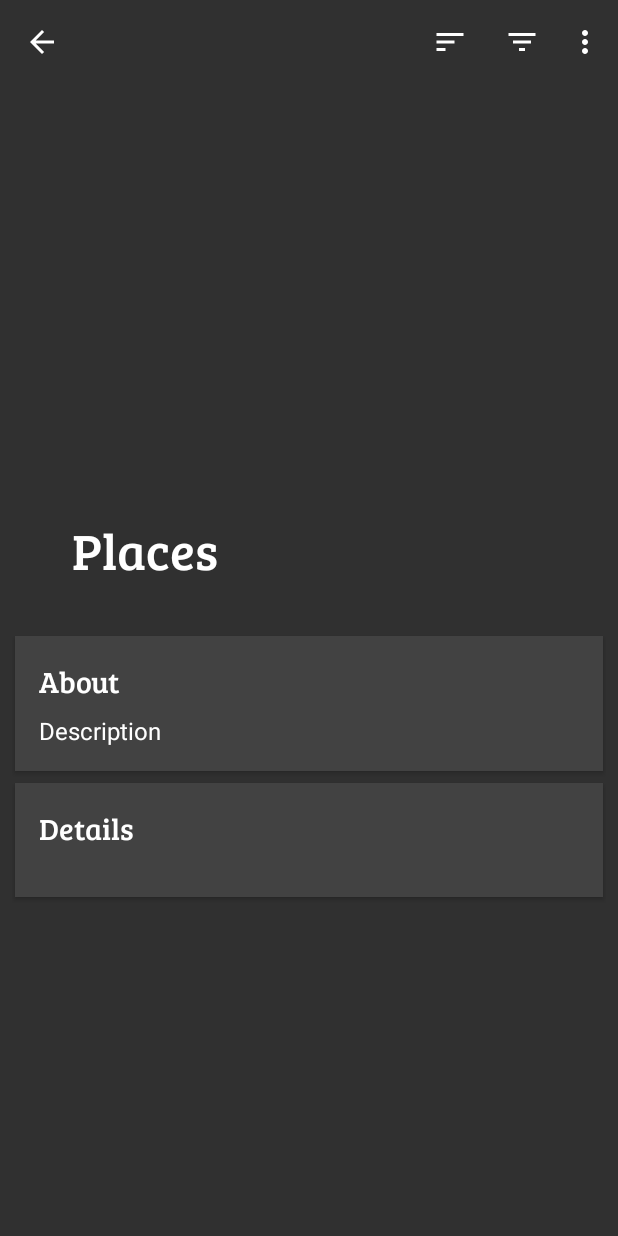
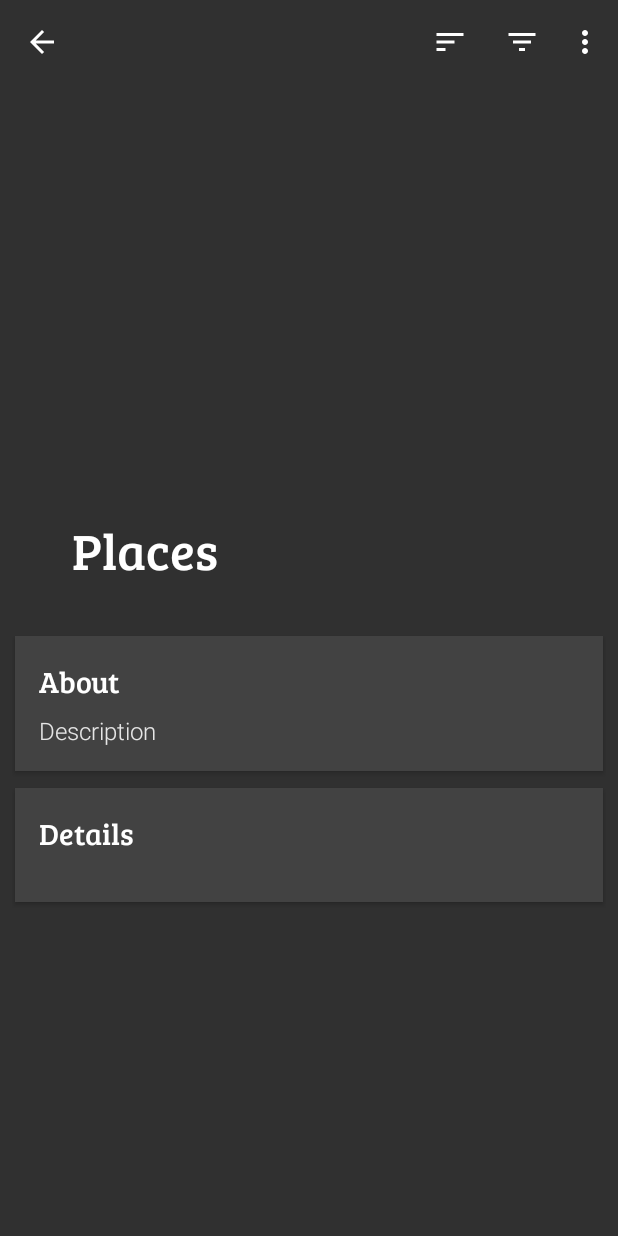
Before and after one commit to maxkeppeler/Places, an Android app: the DrawerPlacesDetail screen opened directly, with no data from a screen before it, on a phone screen of 412 x 824 dp. Run offline under Robolectric (Android 15) with nearby library versions, the phone set to English and light mode, and no system bars; libraries missing offline, so code that uses them is left out: android.support.v7; pictures from the network do not load; 7 statements that could not run were skipped.

Commit message:
Animationsfehler behoben, am layout gebastelt

```diff
--- a/app/src/main/java/com/mk/placesdrawer/activity/MainActivity.java
+++ b/app/src/main/java/com/mk/placesdrawer/activity/MainActivity.java
@@ -145,7 +145,6 @@ public class MainActivity extends AppCompatActivity {
                     public boolean onItemClick(View view, int position, IDrawerItem drawerItem) {
 
                         if (drawerItem != null) {
-
                             FragmentManager manager = getSupportFragmentManager();
                             FragmentTransaction transaction = manager.beginTransaction();
                             Fragment fragment = null;
--- a/app/src/main/java/com/mk/placesdrawer/fragment/DrawerPlaces.java
+++ b/app/src/main/java/com/mk/placesdrawer/fragment/DrawerPlaces.java
@@ -228,6 +228,10 @@ public class DrawerPlaces extends Fragment {
                                         json.getString("location"),
                                         json.getString("sight"),
                                         json.getString("description"),
+                                        json.getString("country"),
+                                        json.getString("state"),
+                                        json.getString("city"),
+                                        json.getString("religion"),
                                         json.getString("url")
                                 )
                         );
--- /dev/null
+++ b/app/src/main/res/drawable/ic_location.xml
@@ -0,0 +1,16 @@
+<?xml version="1.0" encoding="utf-8"?>
+<vector xmlns:android="http://schemas.android.com/apk/res/android"
+    android:width="24dp"
+    android:height="24dp"
+    android:viewportWidth="24"
+    android:viewportHeight="24">
+
+    <path
+        android:pathData="M0 0h24v24H0z" />
+    <path
+        android:fillColor="#ffffff"
+        android:pathData="M20.94 11c-.46-4.17-3.77-7.48-7.94-7.94V1h-2v2.06C6.83 3.52 3.52 6.83 3.06
+11H1v2h2.06c.46 4.17 3.77 7.48 7.94 7.94V23h2v-2.06c4.17-.46 7.48-3.77
+7.94-7.94H23v-2h-2.06zM12 19c-3.87 0-7-3.13-7-7s3.13-7 7-7 7 3.13 7 7-3.13 7-7
+7z" />
+</vector>
--- /dev/null
+++ b/app/src/main/res/drawable/ic_religion.xml
@@ -0,0 +1,14 @@
+<?xml version="1.0" encoding="utf-8"?>
+<vector xmlns:android="http://schemas.android.com/apk/res/android"
+    android:width="24dp"
+    android:height="24dp"
+    android:viewportWidth="24"
+    android:viewportHeight="24">
+
+    <path
+        android:pathData="M0 0h24v24H0z" />
+    <path
+        android:fillColor="#ffffff"
+        android:pathData="M12 2c1.1 0 2 .9 2 2s-.9 2-2 2-2-.9-2-2 .9-2 2-2zm9
+7h-6v13h-2v-6h-2v6H9V9H3V7h18v2z" />
+</vector>
--- a/app/src/main/res/layout/drawer_places_detail.xml
+++ b/app/src/main/res/layout/drawer_places_detail.xml
@@ -87,7 +87,7 @@
                             android:layout_height="wrap_content"
                             android:layout_marginTop="8dp"
                             android:text="Description"
-                            android:textColor="@color/white" />
+                            android:textColor="@color/primaryText" />
 
                     </LinearLayout>
 
@@ -96,6 +96,7 @@
                 <android.support.v7.widget.CardView xmlns:android="http://schemas.android.com/apk/res/android"
                     xmlns:app="http://schemas.android.com/apk/res-auto"
                     style="@style/Card"
+                    android:layout_marginTop="4dp"
                     android:layout_width="match_parent"
                     android:layout_height="wrap_content"
                     android:layout_below="@id/aboutCardView"
--- a/app/src/main/res/layout/drawer_places_detail_item.xml
+++ b/app/src/main/res/layout/drawer_places_detail_item.xml
@@ -23,7 +23,6 @@
 
             <ImageView
                 android:id="@+id/placesDetailDrawable"
-                android:background="@drawable/ic_changelog"
                 android:layout_width="24dp"
                 android:layout_height="24dp"
                 android:layout_marginTop="4dp"/>
@@ -49,7 +48,7 @@
                     android:layout_height="wrap_content"
                     android:layout_marginTop="4dp"
                     android:text="GPS"
-                    android:textColor="@color/white" />
+                    android:textColor="@color/primaryText" />
 
             </LinearLayout>
 
--- a/app/src/main/res/values/colors.xml
+++ b/app/src/main/res/values/colors.xml
@@ -16,6 +16,11 @@
     <color name="fabColor">@color/colorPrimary</color>
     <color name="white">#fff</color>
 
+    <color name="primaryText">#DEFFFFFF</color>
+    <color name="primaryIcon">#8AFFFFFF</color>
+    <color name="secondaryText">#8AFFFFFF</color>
+    <color name="hintText">#42FFFFFF</color>
+    <color name="divider">#1FFFFFFF</color>
 
     <color name="colorPrimary">#212121</color>
     <color name="colorPrimaryDark">#1e1e1e</color>
--- a/app/src/main/res/values/styles.xml
+++ b/app/src/main/res/values/styles.xml
@@ -212,7 +212,7 @@
         <item name="android:layout_width">match_parent</item>
         <item name="android:layout_height">wrap_content</item>
         <item name="android:textSize">@dimen/textSizeBody</item>
-        <item name="android:fontFamily">sans-serif-regular</item>
+        <item name="android:fontFamily">sans-serif-light</item>
         <item name="android:textStyle">normal</item>
     </style>
 
```
Also changed, not shown: app/src/main/java/com/mk/placesdrawer/activity/DrawerPlacesDetail.java (+20 -16 lines), app/src/main/java/com/mk/placesdrawer/adapters/PlacesAdapter.java (+10 -4 lines), app/src/main/java/com/mk/placesdrawer/models/PlacesDetailItem.java (+7 -2 lines), app/src/main/java/com/mk/placesdrawer/models/PlacesItem.java (+72 -2 lines), app/src/main/java/com/mk/placesdrawer/models/PlacesList.java (+8 -0 lines).
